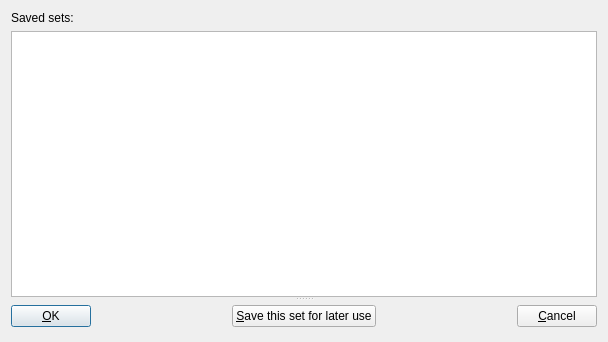
mnemosyne-proj/mnemosyne, file mnemosyne/mnemosyne/pyqt_ui/activate_cards_dlg.ui: the form before one commit.
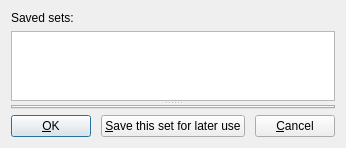
The form after the commit.

Patch:
```diff
--- a/mnemosyne/mnemosyne/pyqt_ui/activate_cards_dlg.ui
+++ b/mnemosyne/mnemosyne/pyqt_ui/activate_cards_dlg.ui
@@ -6,8 +6,8 @@
    <rect>
     <x>0</x>
     <y>0</y>
-    <width>608</width>
-    <height>342</height>
+    <width>346</width>
+    <height>135</height>
    </rect>
   </property>
   <property name="windowTitle">
@@ -35,6 +35,13 @@
      </widget>
      <widget class="QWidget" name="layoutWidget">
       <layout class="QVBoxLayout" name="criterion_layout">
+       <item>
+        <widget class="QTabWidget" name="tab_widget">
+         <property name="currentIndex">
+          <number>-1</number>
+         </property>
+        </widget>
+       </item>
        <item>
         <layout class="QHBoxLayout" name="horizontalLayout_3">
          <item>
```
Left out of the diff: 38 changed lines with no effect on the pictures.
